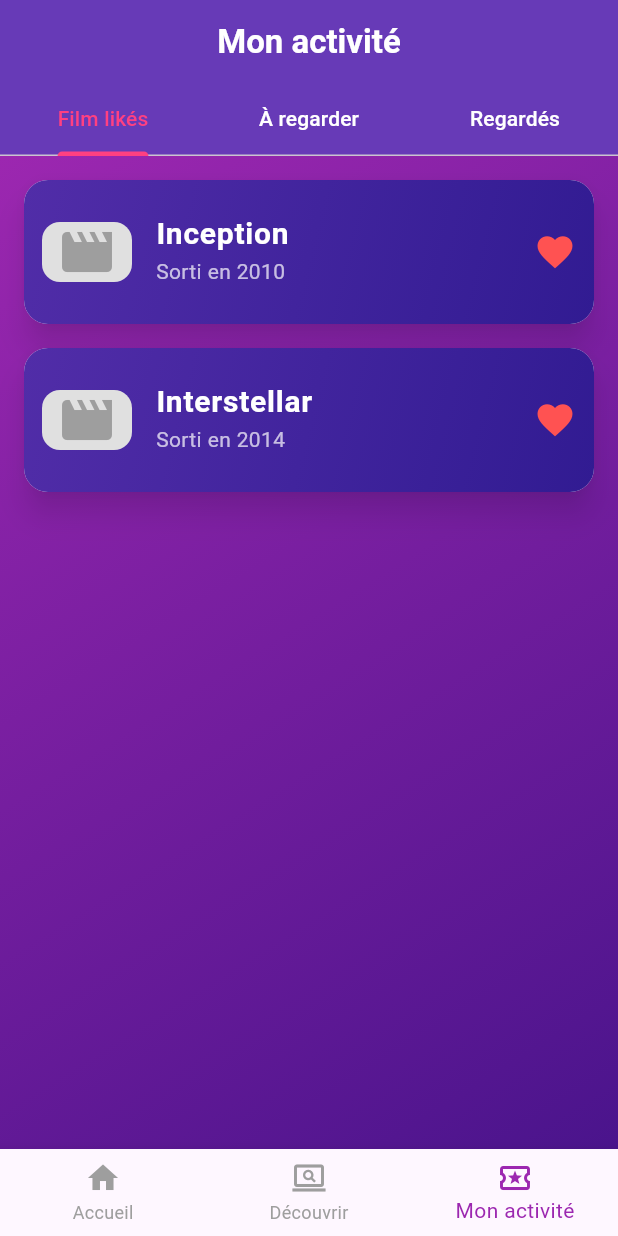
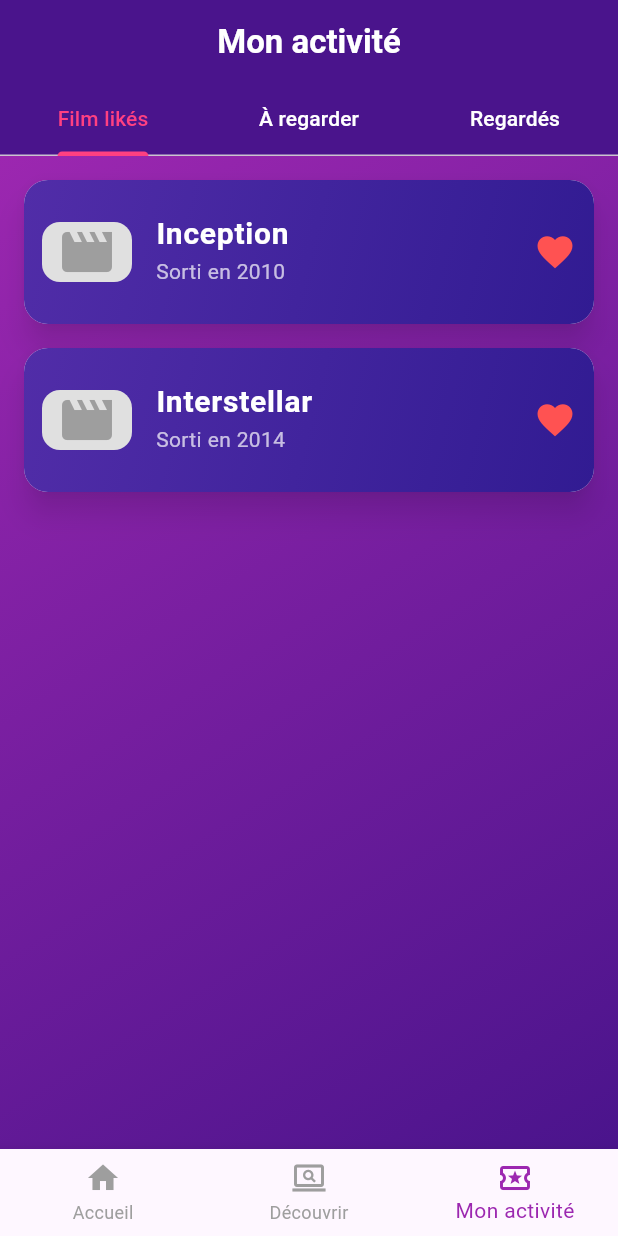
Before and after one commit to liiloouu16/flutter_project, a Flutter app: the screen it shows after launch, item 3 of the bottom bar chosen, on a phone screen of 412 x 824 dp. Run offline on Flutter 3.47's test engine with Material 3 defaults, Android fonts, the phone set to English and light mode, and no system bars; our stand-ins replace animated_splash_screen, flutter_riverpod, logger, lottie; missing offline and left inert: scrumlab_flutter_tindercard; network calls fail.

Commit message:
style page activité

```diff
--- a/lib/activite.dart
+++ b/lib/activite.dart
@@ -164,7 +164,7 @@ class _ActivitePageState extends State<ActivitePage>
           ),
         ),
         centerTitle: true,
-        backgroundColor: Colors.deepPurple,
+        backgroundColor: Color(0xFF4A148C),
         elevation: 0,
         bottom: TabBar(
           controller: _tabController,
```
